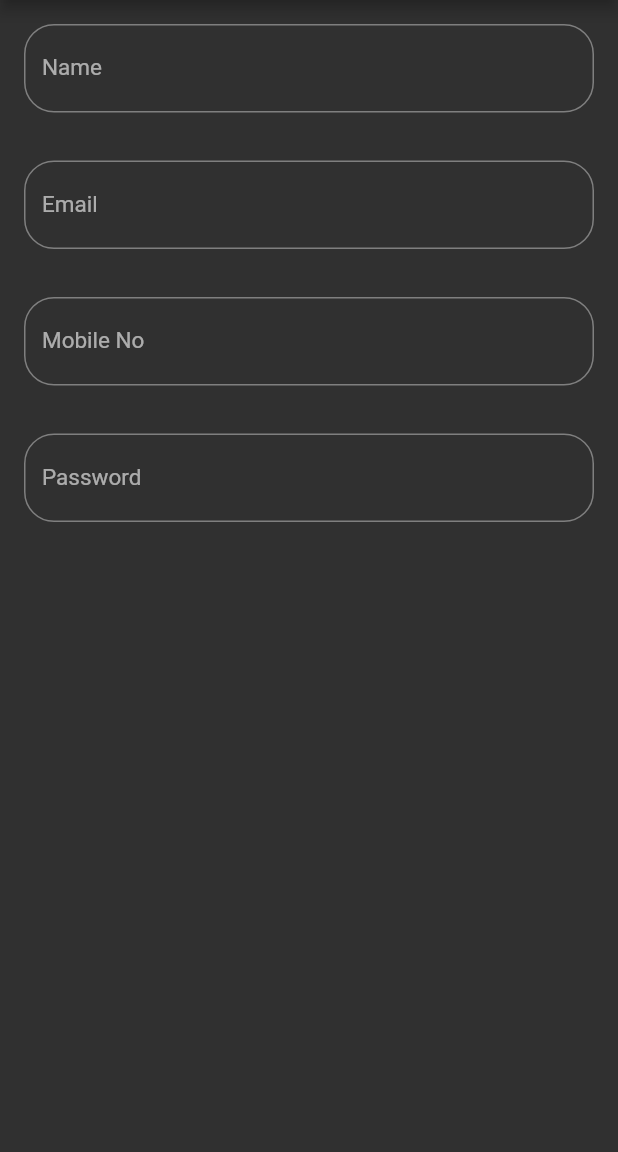
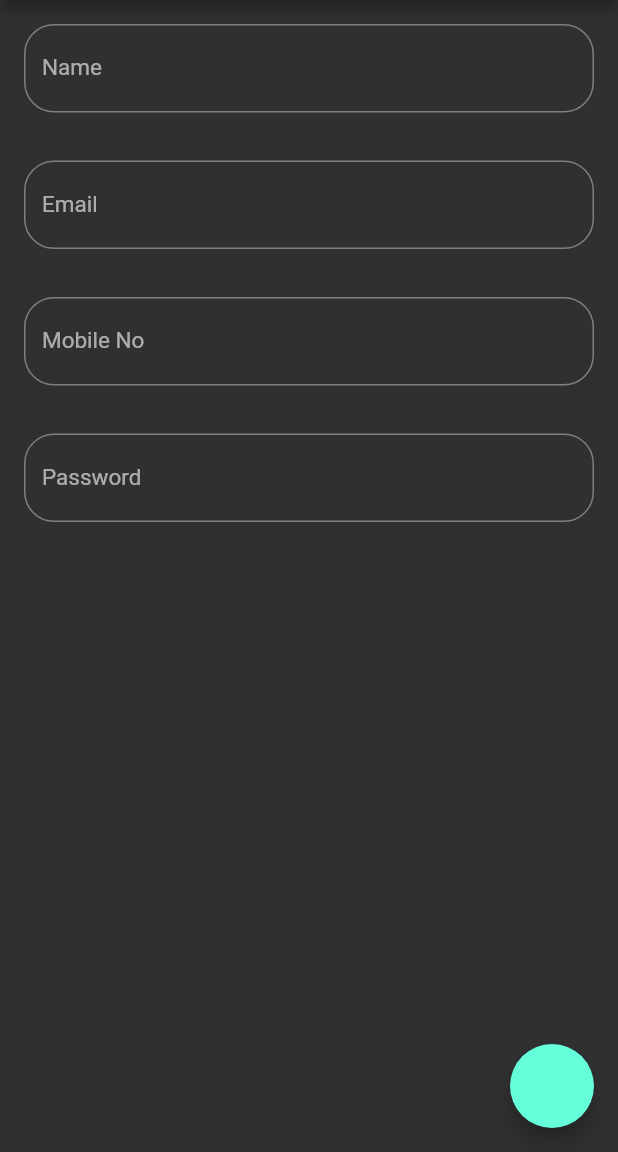
Before and after one commit to ikram-khani/Flutter_FromBasics, a Flutter app: the screen it shows after launch, on a phone screen of 412 x 824 dp, the part 84-1236 px from its top. Run offline on Flutter 3.47's test engine with Material 2 defaults, Android fonts, the phone set to English and light mode, and no system bars; our stand-ins replace getwidget, google_fonts.

Commit message:
last editing

```diff
--- a/custom_widget/lib/customTxtField.dart
+++ b/custom_widget/lib/customTxtField.dart
@@ -1,19 +1,17 @@
 import 'package:flutter/material.dart';
 
 class CustomTextField extends StatelessWidget {
+  CustomTextField(
+      {this.boolobscureText = false,
+      this.hint = "",
+      this.isnumber = false,
+      this.label = "",
+      this.pwd = false});
   final String label;
   final String hint;
   final bool boolobscureText;
   bool pwd;
   bool isnumber;
-  CustomTextField({
-    this.label = "",
-    this.hint = "",
-    this.boolobscureText = false,
-    this.pwd = false,
-    this.isnumber = false,
-  });
-  //true or false
 
   @override
   Widget build(BuildContext context) {
--- a/custom_widget/lib/main.dart
+++ b/custom_widget/lib/main.dart
@@ -17,6 +17,8 @@ class MyForm extends StatefulWidget {
 }
 
 class _MyFormState extends State<MyForm> {
+  final formkey = GlobalKey();
+
   @override
   Widget build(BuildContext context) {
     return Scaffold(
@@ -58,6 +60,7 @@ class _MyFormState extends State<MyForm> {
           ),
         )
       ])),
+      floatingActionButton: FloatingActionButton(onPressed: (() {})),
     );
   }
 }
```
